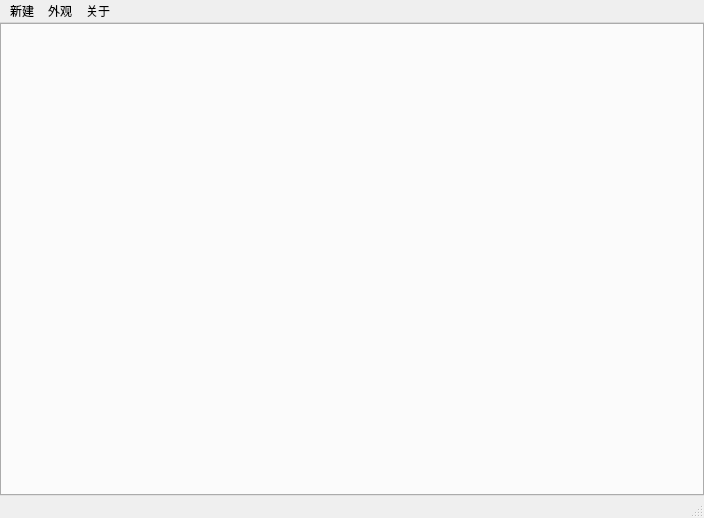
Qt form src/mainwindow.ui (LiuJunyu2006/awesome-equation-assistant) before a commit.
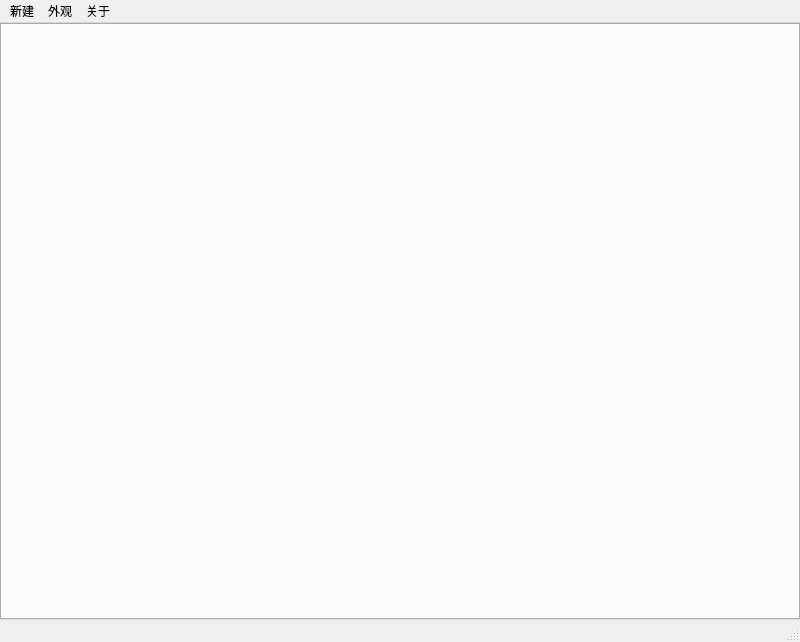
The same form after that commit. Icons and pictures are not drawn.

The edit to the form file:
```diff
--- a/src/mainwindow.ui
+++ b/src/mainwindow.ui
@@ -6,8 +6,8 @@
    <rect>
     <x>0</x>
     <y>0</y>
-    <width>704</width>
-    <height>518</height>
+    <width>800</width>
+    <height>642</height>
    </rect>
   </property>
   <property name="windowTitle">
@@ -51,7 +51,7 @@
     <rect>
      <x>0</x>
      <y>0</y>
-     <width>704</width>
+     <width>800</width>
      <height>22</height>
     </rect>
    </property>
```
Left out of the diff: 13 changed lines with no effect on the pictures.
